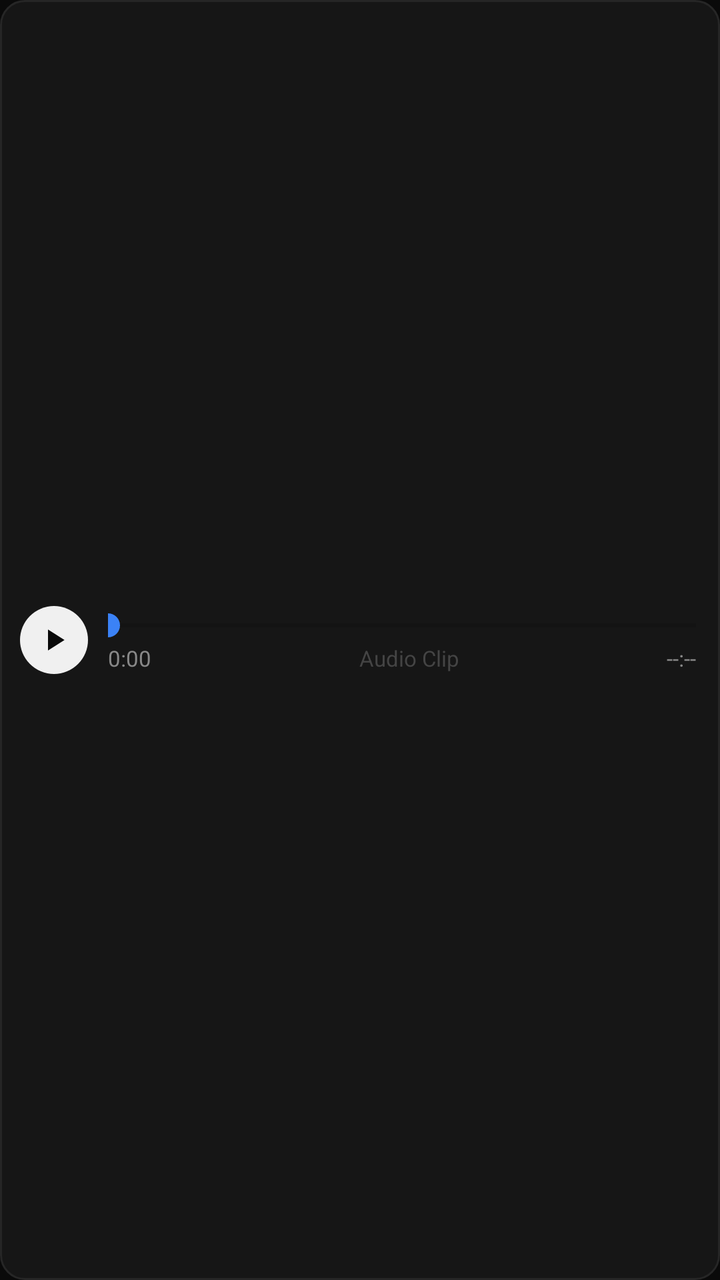
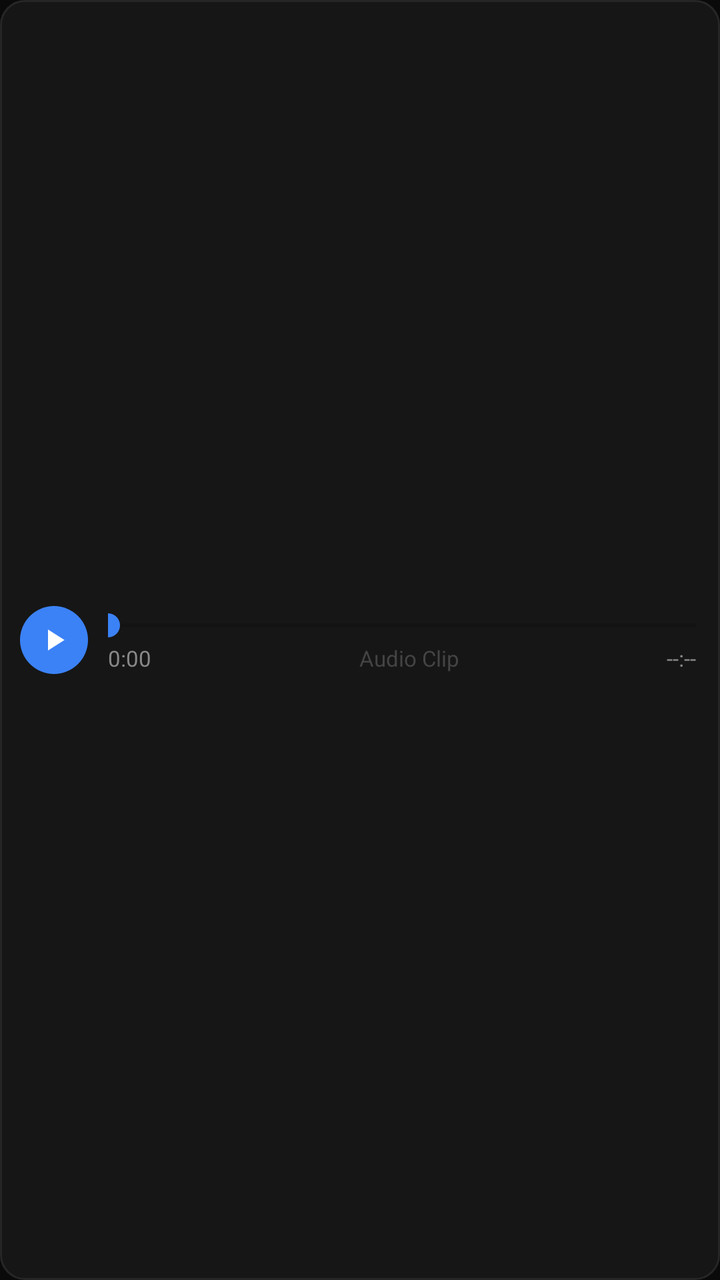

Screens rendered from an Android XML layout before and after an edit, with the pre-edit source and the edit as a unified diff.
<!-- AndroidManifest.xml: application theme Theme.AnonymousChat -->
<!-- res/layout/view_audio_player.xml -->
<?xml version="1.0" encoding="utf-8"?>
<LinearLayout xmlns:android="http://schemas.android.com/apk/res/android"
    android:id="@+id/audioPlayerLayout"
    android:layout_width="match_parent"
    android:layout_height="wrap_content"
    android:orientation="horizontal"
    android:gravity="center_vertical"
    android:background="@drawable/bg_search_box"
    android:paddingStart="10dp"
    android:paddingEnd="12dp"
    android:paddingTop="8dp"
    android:paddingBottom="8dp"
    android:layout_marginTop="4dp"
    android:layout_marginBottom="4dp">

    <ImageView
        android:id="@+id/btnAudioPlayPause"
        android:layout_width="34dp"
        android:layout_height="34dp"
        android:src="@drawable/ic_play"
        android:background="@drawable/bg_btn_circle"
        android:padding="8dp"
        android:clickable="true"
        android:focusable="true" />

    <LinearLayout
        android:layout_width="0dp"
        android:layout_height="wrap_content"
        android:layout_weight="1"
        android:orientation="vertical"
        android:layout_marginStart="10dp">

        <SeekBar
            android:id="@+id/sbAudioProgress"
            android:layout_width="match_parent"
            android:layout_height="wrap_content"
            android:paddingStart="0dp"
            android:paddingEnd="0dp"
            android:progressTint="@color/status_blue"
            android:thumbTint="@color/status_blue" />

        <LinearLayout
            android:layout_width="match_parent"
            android:layout_height="wrap_content"
            android:orientation="horizontal">

            <TextView
                android:id="@+id/tvAudioCurrentTime"
                android:layout_width="wrap_content"
                android:layout_height="wrap_content"
                android:text="0:00"
                android:textColor="@color/text_muted"
                android:textSize="11sp" />

            <TextView
                android:layout_width="0dp"
                android:layout_height="wrap_content"
                android:layout_weight="1"
                android:text="Audio Clip"
                android:textColor="@color/text_dim"
                android:textSize="11sp"
                android:gravity="center" />

            <TextView
                android:id="@+id/tvAudioDuration"
                android:layout_width="wrap_content"
                android:layout_height="wrap_content"
                android:text="--:--"
                android:textColor="@color/text_muted"
                android:textSize="11sp" />
        </LinearLayout>
    </LinearLayout>

</LinearLayout>
<!-- resources referenced by this layout -->
<resources>
  <color name="status_blue">#3B82F6</color>
  <color name="text_dim">#444444</color>
  <color name="text_muted">#888888</color>
  <!-- drawable bg_btn_circle (drawable) -->
  <?xml version="1.0" encoding="utf-8"?>
  <shape xmlns:android="http://schemas.android.com/apk/res/android" android:shape="oval">
      <solid android:color="@color/accent_white" />
  </shape>
  <!-- drawable bg_search_box (drawable) -->
  <?xml version="1.0" encoding="utf-8"?>
  <shape xmlns:android="http://schemas.android.com/apk/res/android" android:shape="rectangle">
      <solid android:color="@color/bg_input" />
      <stroke android:width="1dp" android:color="@color/border_card" />
      <corners android:radius="12dp" />
  </shape>
  <!-- drawable ic_play (drawable) -->
  <vector xmlns:android="http://schemas.android.com/apk/res/android"
      android:width="24dp"
      android:height="24dp"
      android:viewportWidth="24"
      android:viewportHeight="24">
    <path
        android:fillColor="@color/accent_black"
        android:pathData="M8,5v14l11,-7z"/>
  </vector>
  <style name="Theme.AnonymousChat" parent="Theme.MaterialComponents.DayNight.NoActionBar">
          
          <item name="colorPrimary">@color/accent_white</item>
          <item name="colorPrimaryVariant">@color/accent_pure_white</item>
          <item name="colorOnPrimary">@color/accent_black</item>
          
          <item name="colorSecondary">@color/status_blue</item>
          <item name="colorSecondaryVariant">@color/status_rec_cyan</item>
          <item name="colorOnSecondary">@color/accent_pure_white</item>
          
          <item name="android:statusBarColor">@color/bg_main</item>
          <item name="android:windowLightStatusBar">false</item>
          <item name="android:navigationBarColor">@color/bg_main</item>
          <item name="android:windowBackground">@color/bg_main</item>
          <item name="android:textColorPrimary">@color/text_primary</item>
  
          
          <item name="bottomSheetDialogTheme">@style/CustomBottomSheetDialogTheme</item>
      </style>
  <color name="accent_white">#F0F0F0</color>
  <color name="bg_input">#161616</color>
  <color name="border_card">#262626</color>
  <color name="accent_black">#0A0A0A</color>
  <color name="accent_pure_white">#FFFFFF</color>
  <color name="status_rec_cyan">#22D3EE</color>
  <color name="bg_main">#0A0A0A</color>
  <color name="text_primary">#F5F5F5</color>
  <style name="CustomBottomSheetDialogTheme" parent="Theme.Design.Light.BottomSheetDialog">
          <item name="bottomSheetStyle">@style/CustomBottomSheetModalStyle</item>
          <item name="android:windowIsFloating">false</item>
          <item name="android:windowBackground">@android:color/transparent</item>
          <item name="android:colorBackground">@android:color/transparent</item>
      </style>
  <style name="CustomBottomSheetModalStyle" parent="Widget.Design.BottomSheet.Modal">
          <item name="android:background">@android:color/transparent</item>
      </style>
</resources>

<!-- the commit's change to res/layout/view_audio_player.xml (unified diff, before → after) -->
@@ -18,7 +18,9 @@
         android:layout_width="34dp"
         android:layout_height="34dp"
         android:src="@drawable/ic_play"
+        android:tint="#FFFFFF"
         android:background="@drawable/bg_btn_circle"
+        android:backgroundTint="@color/status_blue"
         android:padding="8dp"
         android:clickable="true"
         android:focusable="true" />
<!-- resource entries referenced after the edit -->
@@ -22,7 +22,7 @@
       android:viewportWidth="24"
       android:viewportHeight="24">
     <path
-        android:fillColor="@color/accent_black"
+        android:fillColor="#FFFFFF"
         android:pathData="M8,5v14l11,-7z"/>
   </vector>
   <style name="Theme.AnonymousChat" parent="Theme.MaterialComponents.DayNight.NoActionBar">
